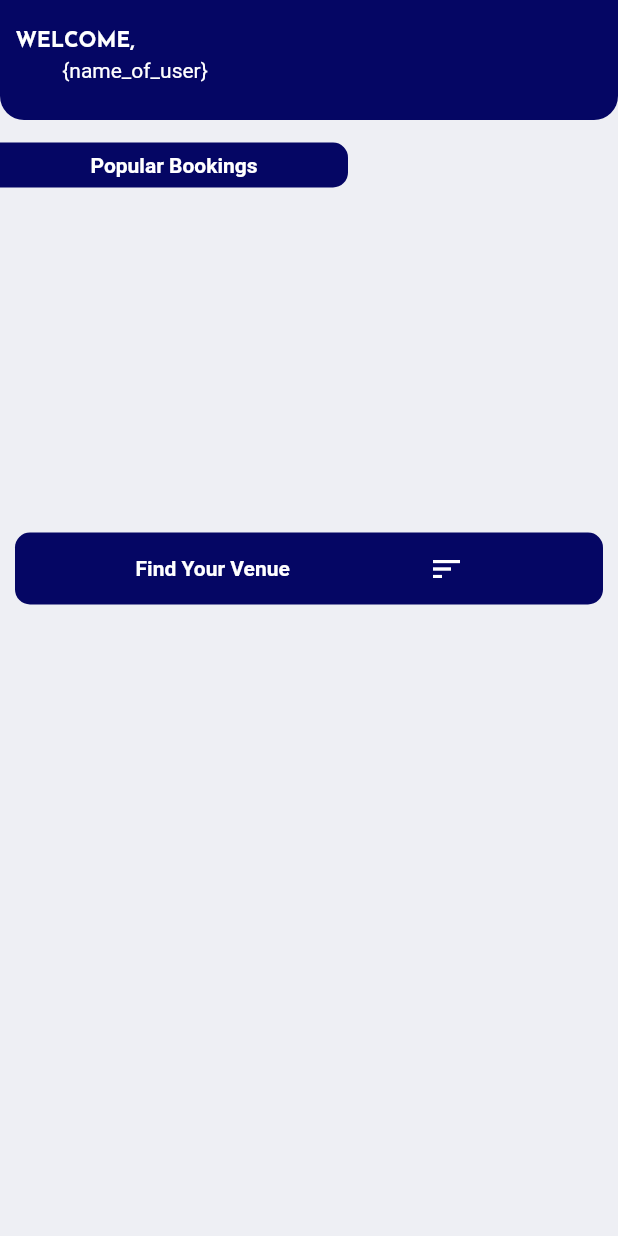
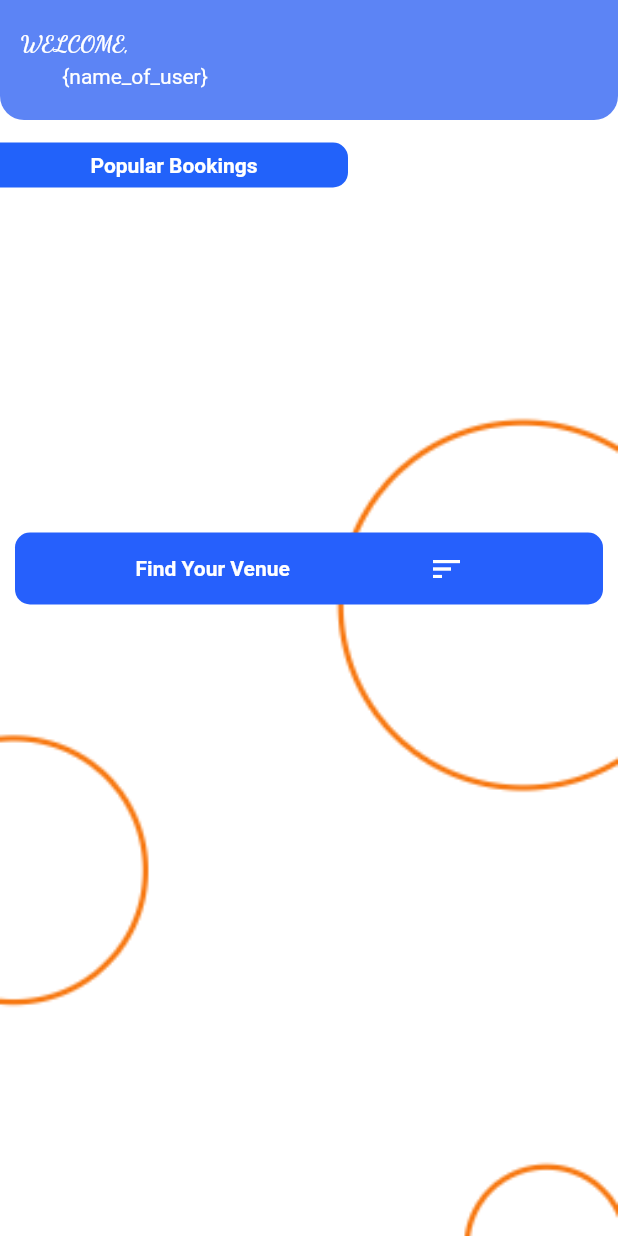
Before and after one commit to muhammad-masood-ur-rehman/venue-booking-app, a Flutter app: the HomeScreen screen opened by its route, on a phone screen of 412 x 824 dp. Run offline on Flutter 3.47's test engine with Material 2 defaults, Android fonts, the phone set to English and light mode, and no system bars; our stand-ins replace flutter_swiper_view, google_fonts; missing offline and left inert: gif, image_card, panorama, slideupscreen; network calls fail.

Commit message:
UI Touch UPs

```diff
--- a/lib/components/HomeScreen.dart
+++ b/lib/components/HomeScreen.dart
@@ -101,7 +101,7 @@ class _HomeScreenState extends State<HomeScreen> {
   @override
   Widget build(BuildContext context) {
     return Scaffold(
-        backgroundColor: const Color(0xFFEEEFF4),
+        backgroundColor: Colors.white,
         appBar: RoundedAppBar(
           appBarHeight: 80,
           leading: Column(
@@ -114,8 +114,9 @@ class _HomeScreenState extends State<HomeScreen> {
                 child: Text(
                   "WELCOME,",
                   style: TextStyle(
+                    fontSize: 15,
                     fontWeight: FontWeight.bold,
-                    fontFamily: GoogleFonts.josefinSans().fontFamily,
+                    fontFamily: GoogleFonts.dancingScript().fontFamily,
                   ),
                 ),
               ),
@@ -132,29 +133,36 @@ class _HomeScreenState extends State<HomeScreen> {
             ),
           ],
         ),
-        body: ListView(
+        body: Container(
+          decoration: BoxDecoration(
+            image: DecorationImage(
+              image: AssetImage('assets/homebg.png'),
+              fit: BoxFit.cover,
+            ),
+          ),
+          child: ListView(
             children: [
               //Popular Listings
               Container(
                 height: 30,
                 margin: const EdgeInsets.only(top: 15, right: 180),
                 decoration: const BoxDecoration(
-                  color: Color(0XFF050664),
+                    color: Color(0XFF2262FA),
                     borderRadius: BorderRadius.only(
                         topRight: Radius.circular(10.0),
                         bottomRight: Radius.circular(10.0))),
                 child: const Center(
                     child: Text(
                   "Popular Bookings",
-                style:
-                    TextStyle(color: Colors.white, fontWeight: FontWeight.w700),
+                  style: TextStyle(
+                      color: Colors.white, fontWeight: FontWeight.w700),
                 )),
               ),
               // Swipper of Popular Listings
               Container(
                   margin: EdgeInsets.only(top: 15),
                   height: 200,
-                width: 250,
+                  width: 300,
                   child: Swiper(
                     itemBuilder: (context, index) {
                       return ClipRRect(
@@ -168,7 +176,7 @@ class _HomeScreenState extends State<HomeScreen> {
                     autoplay: true,
                     itemCount: popularImages.length,
                     scrollDirection: Axis.horizontal,
-                  itemWidth: 250.0,
+                    itemWidth: 300.0,
                     layout: SwiperLayout.STACK,
                     // pagination:
                     //     const SwiperPagination(alignment: Alignment.bottomCenter),
@@ -180,7 +188,7 @@ class _HomeScreenState extends State<HomeScreen> {
               Container(
                 margin: EdgeInsets.only(left: 10, right: 10),
                 decoration: BoxDecoration(
-                  color: Color(0XFF050664),
+                    color: Color(0XFF2660FC),
                     borderRadius: BorderRadius.circular(10)),
                 child: Row(
                   mainAxisAlignment: MainAxisAlignment.spaceEvenly,
@@ -204,6 +212,7 @@ class _HomeScreenState extends State<HomeScreen> {
               ),
               const SizedBox(height: 10)
             ],
+          ),
         ));
   }
 }
@@ -224,7 +233,8 @@ class RoundedAppBar extends StatelessWidget implements PreferredSizeWidget {
   Widget build(BuildContext context) {
     return Container(
       decoration: BoxDecoration(
-        color: Color(0XFF050664), // Customize the background color here
+        color: Color.fromARGB(
+            255, 92, 132, 245), // Customize the background color here
         borderRadius: BorderRadius.only(
           bottomLeft: Radius.circular(16.0),
           bottomRight: Radius.circular(16.0),
```
Also changed, not shown: lib/components/ServicesScreen.dart (+56 -14 lines), lib/components/SlideUpScreen.dart (+25 -3 lines), lib/main.dart (+31 -19 lines), assets/homebg.png (added), assets/servicesbg.png (added), 1 other file. Lines whose indentation alone changed are shown as unchanged.
